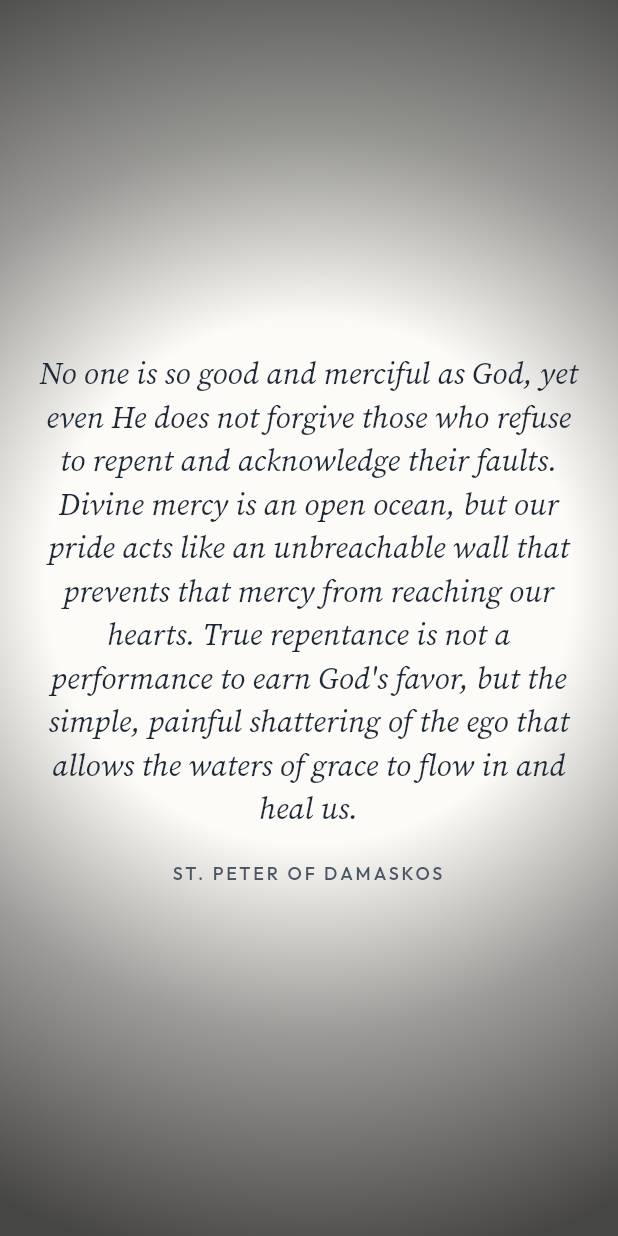
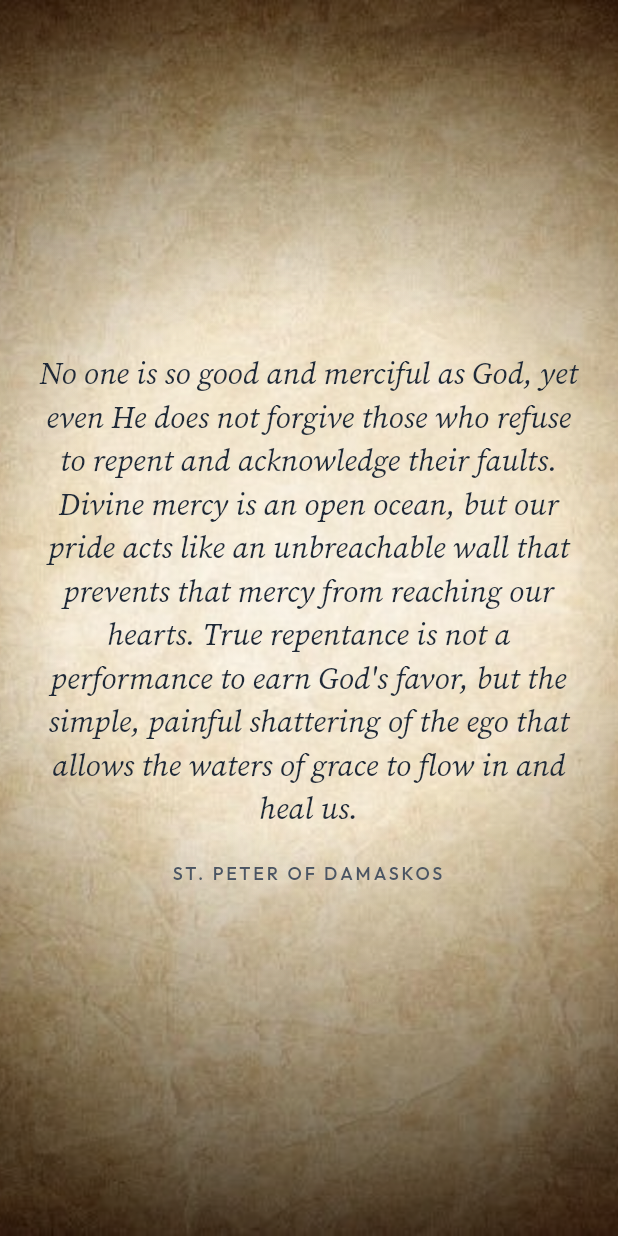
Before and after one commit to rrrudolph/philoscroll, a Flutter app: the screen it shows after launch, on a phone screen of 412 x 824 dp. Run offline on Flutter 3.47's test engine with Material 3 defaults, Android fonts, the phone set to English and light mode, and no system bars; our stand-ins replace shared_preferences.

Commit message:
Paint the mobile scroll with the same parchment and slate textures as the web.
Bundle the texture assets in Flutter, layer washes and vignettes from styles.css, and lock the behavior in with widget and golden tests.

```diff
--- /dev/null
+++ b/mobile/lib/src/scroll_background.dart
@@ -0,0 +1,130 @@
+import 'package:flutter/widgets.dart';
+
+import 'theme.dart';
+
+/// Parchment / slate scroll backgrounds shared with the web app (`src/styles.css`).
+abstract final class ScrollBackground {
+  static const lightTextureAsset = 'assets/textures/old-parchment.jpg';
+  static const darkTextureAsset = 'assets/textures/darkslate.avif';
+
+  static String textureAssetFor(Brightness brightness) {
+    return brightness == Brightness.dark ? darkTextureAsset : lightTextureAsset;
+  }
+
+  /// Matches `[data-theme="light"] body` / `[data-theme="dark"] body` wash gradients.
+  static Gradient bodyWash(Brightness brightness) {
+    const center = Alignment(0, -0.08);
+    if (brightness == Brightness.dark) {
+      return RadialGradient(
+        center: center,
+        radius: 0.95,
+        colors: [
+          const Color(0x61000000),
+          const Color(0x38000000),
+          const Color(0x14000000),
+          const Color(0x00000000),
+        ],
+        stops: const [0, 0.48, 0.68, 0.78],
+      );
+    }
+    return RadialGradient(
+      center: center,
+      radius: 0.95,
+      colors: [
+        const Color(0x61FFFDF8),
+        const Color(0x29FFFAF0),
+        const Color(0x00FFFAF0),
+      ],
+      stops: const [0, 0.52, 0.78],
+    );
+  }
+
+  /// Matches `.scroll-vignette` for each theme (stacked when light needs two passes).
+  static List<BoxDecoration> vignetteLayers(Brightness brightness) {
+    const center = Alignment(0, -0.08);
+    if (brightness == Brightness.dark) {
+      return [
+        BoxDecoration(
+          gradient: RadialGradient(
+            center: center,
+            radius: 0.95,
+            colors: [
+              const Color(0x61000000),
+              const Color(0x38000000),
+              const Color(0x14000000),
+              const Color(0x00000000),
+            ],
+            stops: const [0, 0.48, 0.68, 0.78],
+          ),
+        ),
+      ];
+    }
+    return [
+      BoxDecoration(
+        gradient: RadialGradient(
+          center: center,
+          radius: 0.95,
+          colors: [
+            const Color(0x8CFFFDF8),
+            const Color(0x4DFFFAF0),
+            const Color(0x1AFFFAF0),
+            const Color(0x00FFFAF0),
+          ],
+          stops: const [0, 0.48, 0.68, 0.82],
+        ),
+      ),
+      BoxDecoration(
+        gradient: RadialGradient(
+          center: center,
+          radius: 1.05,
+          colors: [
+            const Color(0x00000000),
+            const Color(0x3D000000),
+            const Color(0x94000000),
+          ],
+          stops: const [0.4, 0.68, 1],
+        ),
+      ),
+    ];
+  }
+}
+
+/// Background stack under quote cards: texture, washes, glow, vignette.
+class ScrollBackgroundLayers extends StatelessWidget {
+  const ScrollBackgroundLayers({super.key, required this.palette});
+
+  final PhiloPalette palette;
+
+  @override
+  Widget build(BuildContext context) {
+    final vignettes = ScrollBackground.vignetteLayers(palette.brightness);
+    return Stack(
+      fit: StackFit.expand,
+      children: [
+        Image.asset(
+          key: const Key('scroll-texture'),
+          ScrollBackground.textureAssetFor(palette.brightness),
+          fit: BoxFit.cover,
+          alignment: Alignment.center,
+          filterQuality: FilterQuality.medium,
+        ),
+        DecoratedBox(decoration: BoxDecoration(gradient: ScrollBackground.bodyWash(palette.brightness))),
+        DecoratedBox(
+          decoration: BoxDecoration(
+            gradient: RadialGradient(
+              center: const Alignment(0, -1.15),
+              radius: 1.05,
+              colors: [palette.glow, palette.glowClear],
+              stops: const [0, 0.68],
+            ),
+          ),
+        ),
+        for (var i = 0; i < vignettes.length; i++)
+          DecoratedBox(
+            key: i == 0 ? const Key('scroll-vignette') : const Key('scroll-vignette-edge'),
+            decoration: vignettes[i],
+          ),
+      ],
+    );
+  }
+}
--- a/mobile/lib/src/scroll_page.dart
+++ b/mobile/lib/src/scroll_page.dart
@@ -9,6 +9,7 @@ import 'motion.dart';
 import 'quote.dart';
 import 'quote_card.dart';
 import 'session.dart';
+import 'scroll_background.dart';
 import 'theme.dart';
 
 const handoffMs = 440;
@@ -320,27 +321,7 @@ class _ScrollPageState extends State<ScrollPage> with SingleTickerProviderStateM
           child: Stack(
             fit: StackFit.expand,
             children: [
-              DecoratedBox(
-                decoration: BoxDecoration(
-                  gradient: RadialGradient(
-                    center: const Alignment(0, -1.15),
-                    radius: 1.05,
-                    colors: [palette.glow, palette.glowClear],
-                    stops: const [0, 0.68],
-                  ),
-                ),
-              ),
-              DecoratedBox(
-                key: const Key('scroll-vignette'),
-                decoration: const BoxDecoration(
-                  gradient: RadialGradient(
-                    center: Alignment(0, -0.06),
-                    radius: 1.12,
-                    colors: [ScrollVignette.center, ScrollVignette.mid, ScrollVignette.edge],
-                    stops: [ScrollVignette.centerStop, ScrollVignette.midStop, 1],
-                  ),
-                ),
-              ),
+              ScrollBackgroundLayers(palette: palette),
               ..._cards(),
             ],
           ),
--- a/mobile/lib/src/theme.dart
+++ b/mobile/lib/src/theme.dart
@@ -48,16 +48,6 @@ class PhiloPalette {
   Color get glowClear => glow.withAlpha(0);
 }
 
-/// Edge darkening shared with the web scroll; sits over the background, under the quote.
-abstract final class ScrollVignette {
-  static const center = Color(0x00000000);
-  static const mid = Color(0x61000000);
-  static const edge = Color(0xB8000000);
-
-  static const centerStop = 0.38;
-  static const midStop = 0.65;
-}
-
 class PhiloTheme extends InheritedWidget {
   const PhiloTheme({super.key, required this.palette, required super.child});
 
--- a/mobile/pubspec.yaml
+++ b/mobile/pubspec.yaml
@@ -57,6 +57,8 @@ flutter:
 
   assets:
     - assets/data.json
+    - assets/textures/old-parchment.jpg
+    - assets/textures/darkslate.avif
     - assets/fonts/SourceSerif4-OFL.txt
     - assets/fonts/Outfit-OFL.txt
 
```
Also changed, not shown: mobile/assets/textures/old-parchment.jpg (added), 10 other files.
